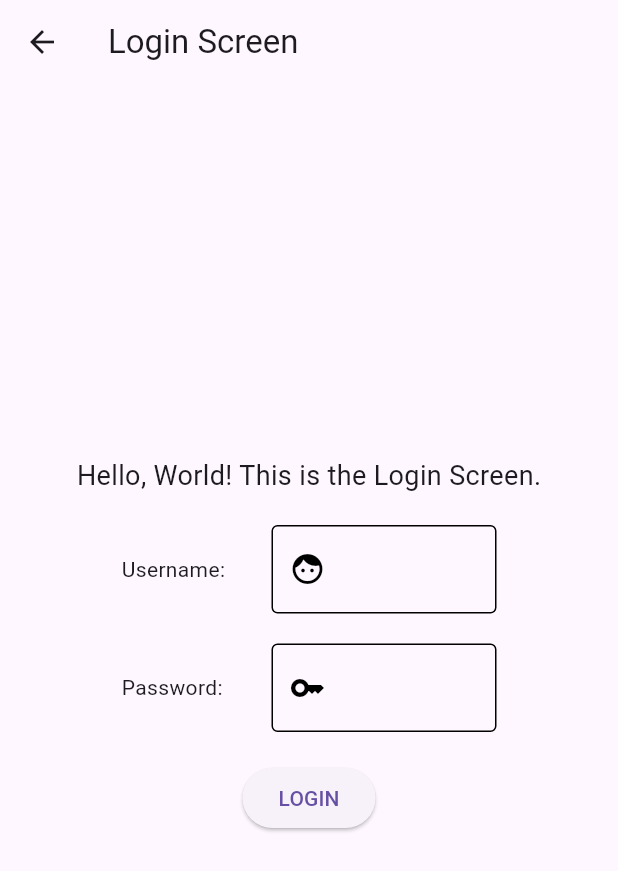
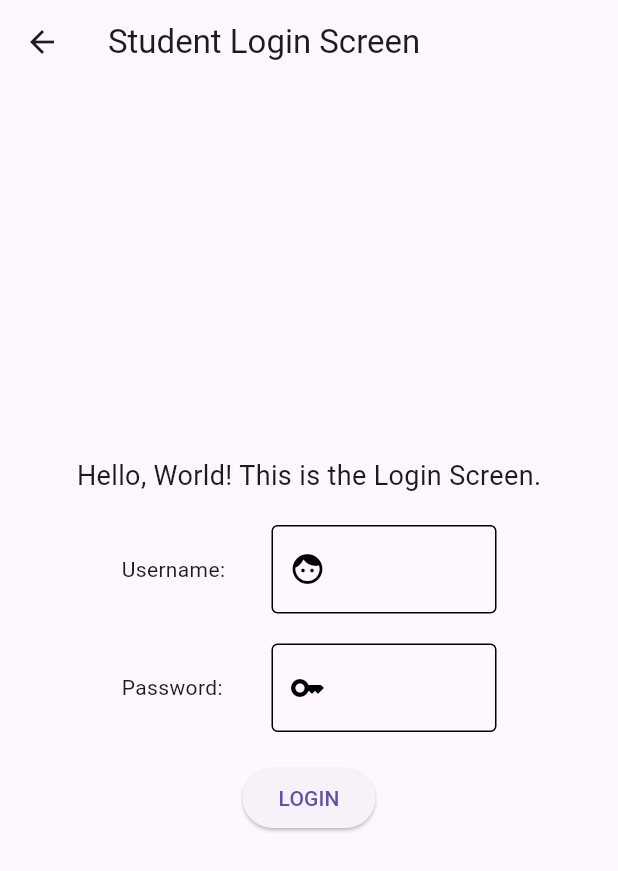
Before and after one commit to ZhongTheKong/read_right_project, a Flutter app: the LoginScreen screen opened directly, on a phone screen of 412 x 824 dp. Shown: the top 871 px of the screen. Run offline on Flutter 3.47's test engine with Material 3 defaults, Android fonts, the phone set to English and light mode, and no system bars; our stand-ins replace just_audio, shared_preferences, speech_to_text; missing offline and left inert: audio_session, record; accounts and stored records are empty.

Commit message:
Added an isTeacher bool to session provider

```diff
--- a/lib/providers/session_provider.dart
+++ b/lib/providers/session_provider.dart
@@ -16,6 +16,8 @@ class SessionProvider extends ChangeNotifier {
   // bool isRecording = false;
   // bool isPlaying = false;
   bool isTranscribing = false;
+
+  bool isTeacher = false;
 
   final List<String> word_list = const [
     'round',
--- a/lib/screens/developer_screen.dart
+++ b/lib/screens/developer_screen.dart
@@ -1,8 +1,6 @@
 import 'package:flutter/material.dart';
-import 'package:read_right_project/providers/recording_provider.dart';
 import 'package:read_right_project/utils/routes.dart';
 import 'package:audio_session/audio_session.dart';
-import 'package:provider/provider.dart';
 
 class DeveloperScreen extends StatefulWidget {
   const DeveloperScreen({super.key});
--- a/lib/screens/login_screen.dart
+++ b/lib/screens/login_screen.dart
@@ -8,6 +8,7 @@ import '../providers/session_provider.dart';
 
 class LoginScreen extends StatefulWidget {
   const LoginScreen({super.key});
+
 
   @override
   State<LoginScreen> createState() => _LoginScreenState();
@@ -99,7 +100,9 @@ class _LoginScreenState extends State<LoginScreen> {
 
           else {
             return Scaffold(
-              appBar: AppBar(title: const Text('Login Screen')),
+              appBar: AppBar(
+                title: sessionProvider.isTeacher ? const Text('Teacher Login Screen') : const Text('Student Login Screen')
+              ),
               body: Center(
                 child: Column(
                   mainAxisAlignment: MainAxisAlignment.center,
```
Also changed, not shown: lib/main.dart (+8 -143 lines), lib/screens/role_selection_screen.dart (+7 -9 lines).
